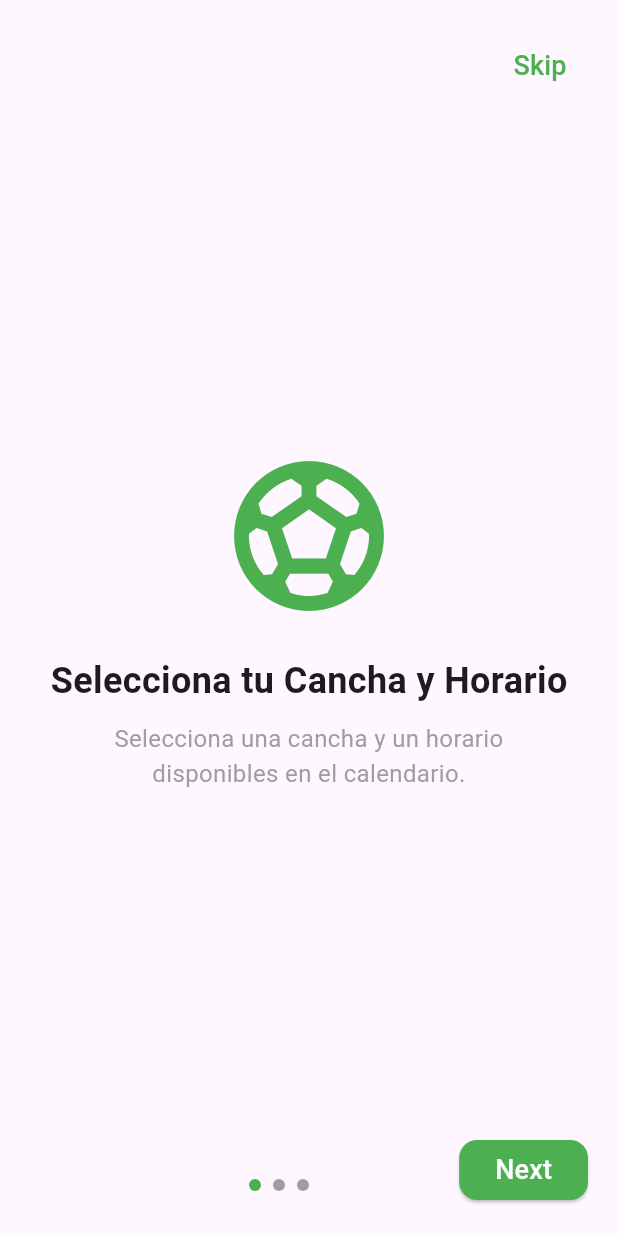
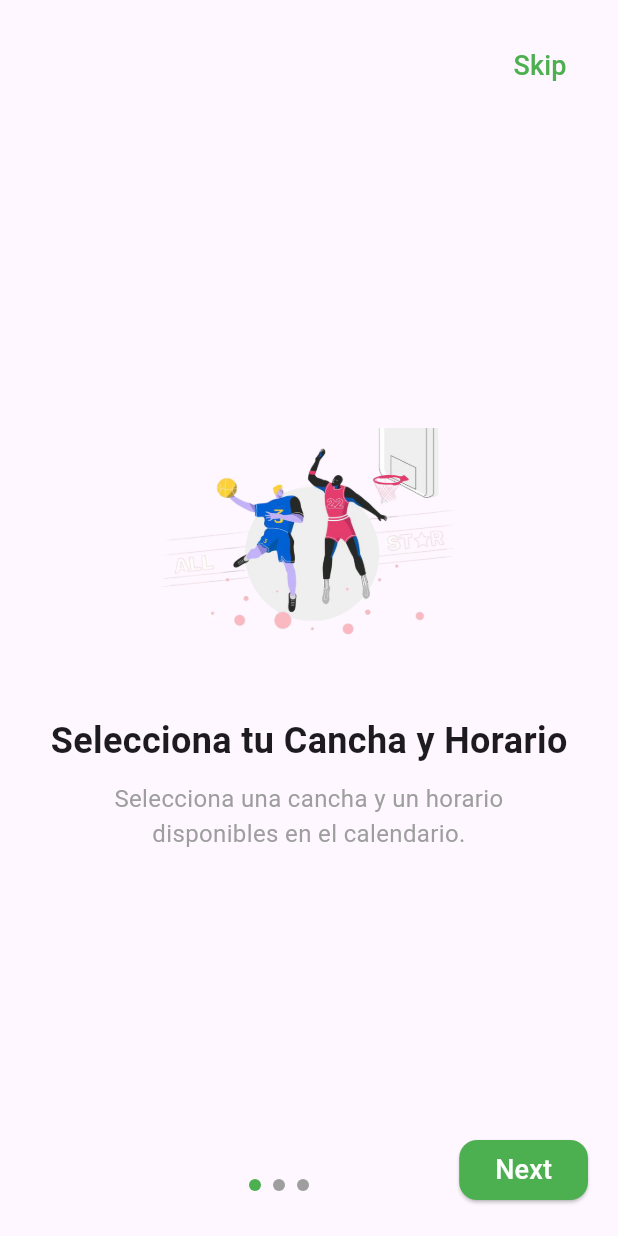
Before and after one commit to IanZelaya12/Proyecto_DevSouls, a Flutter app: the screen it shows after launch, on a phone screen of 412 x 824 dp. Run offline on Flutter 3.47's test engine with Material 3 defaults, Android fonts, the phone set to English and light mode, and no system bars; our stand-ins replace firebase_auth, firebase_core, google_fonts; accounts and stored records are empty.

Commit message:
Se agrego las imagenes de la introduccion del app

```diff
--- a/lib/screens/intro/pantalla_principal/intro_screen.dart
+++ b/lib/screens/intro/pantalla_principal/intro_screen.dart
@@ -11,30 +11,30 @@ class IntroScreen extends StatefulWidget {
 }
 
 class _IntroScreenState extends State<IntroScreen> {
-  // Controlador para manejar la navegación por las páginas
   final PageController _pageController = PageController();
-  int _currentPage = 0; // Índice de la página actual
+  int _currentPage = 0;
 
-  // Lista de títulos y descripciones
   final List<Map<String, String>> _pages = [
     {
       'title': 'Selecciona tu Cancha y Horario',
       'subtitle':
           'Selecciona una cancha y un horario disponibles en el calendario.',
+      'image': 'assets/img/basketball_intro.png', // Ruta de la imagen
     },
     {
       'title': 'Pantalla de Pago',
       'subtitle':
           'Confirma el resumen de tu reserva y completa el pago de forma segura.',
+      'image': 'assets/img/voleibol_intro.png', // Ruta de la imagen
     },
     {
       'title': 'Pantalla de Confirmación',
       'subtitle':
           'Tu reserva está lista! Recibirás los detalles y un código QR para entrar a la cancha.',
+      'image': 'assets/img/futbol_intro.png', // Ruta de la imagen
     },
   ];
 
-  // Cambiar de página
   void _nextPage() {
     if (_currentPage < _pages.length - 1) {
       _pageController.nextPage(
@@ -42,12 +42,10 @@ class _IntroScreenState extends State<IntroScreen> {
         curve: Curves.ease,
       );
     } else {
-      // Cuando llega a la última página, redirige al login
       Navigator.pushReplacementNamed(context, 'init');
     }
   }
 
-  // Cambiar de página al hacer swipe
   void _onPageChanged(int index) {
     setState(() {
       _currentPage = index;
@@ -60,7 +58,6 @@ class _IntroScreenState extends State<IntroScreen> {
       body: SafeArea(
         child: Stack(
           children: [
-            // PageView con las pantallas de introducción
             PageView.builder(
               controller: _pageController,
               onPageChanged: _onPageChanged,
@@ -69,12 +66,9 @@ class _IntroScreenState extends State<IntroScreen> {
                 return _buildPage(index);
               },
             ),
-            // Puntos de navegación abajo
             Positioned(
               bottom: 30,
-              left:
-                  MediaQuery.of(context).size.width / 2 -
-                  40, // Centrado horizontalmente
+              left: MediaQuery.of(context).size.width / 2 - 40,
               child: Row(
                 children: List.generate(
                   _pages.length,
@@ -90,16 +84,12 @@ class _IntroScreenState extends State<IntroScreen> {
                 ),
               ),
             ),
-            // Botón Skip en la esquina superior derecha
             Positioned(
               top: 20,
               right: 20,
               child: TextButton(
                 onPressed: () {
-                  Navigator.pushReplacementNamed(
-                    context,
-                    'init',
-                  ); // Redirigir al login
+                  Navigator.pushReplacementNamed(context, 'init');
                 },
                 child: const Text(
                   'Skip',
@@ -107,14 +97,13 @@ class _IntroScreenState extends State<IntroScreen> {
                 ),
               ),
             ),
-            // Botón Next en la esquina inferior derecha
             Positioned(
               bottom: 20,
               right: 20,
               child: ElevatedButton(
                 onPressed: _nextPage,
                 style: ElevatedButton.styleFrom(
-                  backgroundColor: Colors.green, // Color del botón
+                  backgroundColor: Colors.green,
                   shape: RoundedRectangleBorder(
                     borderRadius: BorderRadius.circular(12),
                   ),
@@ -131,26 +120,21 @@ class _IntroScreenState extends State<IntroScreen> {
     );
   }
 
-  // Método para construir cada página
   Widget _buildPage(int index) {
     return Column(
       mainAxisAlignment: MainAxisAlignment.center,
       children: [
-        // Icono o ilustración de la página
-        Icon(
-          Icons
-              .sports_soccer, // Esto es solo un ejemplo, puedes cambiarlo según la página
-          size: 120,
-          color: Colors.green,
+        Image.asset(
+          _pages[index]['image']!, // Usamos la imagen de la lista
+          width: 200, // Ajusta el tamaño si es necesario
+          height: 200,
         ),
         const SizedBox(height: 20),
-        // Título de la página
         Text(
           _pages[index]['title']!,
           style: const TextStyle(fontSize: 24, fontWeight: FontWeight.bold),
         ),
         const SizedBox(height: 10),
-        // Subtítulo de la página
         Padding(
           padding: const EdgeInsets.symmetric(horizontal: 40.0),
           child: Text(
--- a/lib/screens/intro/pantalla_principal/page_2.dart
+++ b/lib/screens/intro/pantalla_principal/page_2.dart
@@ -11,7 +11,11 @@ class PageTwo extends StatelessWidget {
       child: Column(
         mainAxisAlignment: MainAxisAlignment.center,
         children: [
-          Icon(Icons.payment, size: 100, color: Colors.green),
+          Image.asset(
+            'assets/img/voleibol_intro.png', // Ruta de la imagen
+            width: 500, // Ajusta el tamaño de la imagen
+            height: 500,
+          ),
           const SizedBox(height: 20),
           const Text(
             'Pantalla de Pago',
--- a/lib/screens/intro/pantalla_principal/page_3.dart
+++ b/lib/screens/intro/pantalla_principal/page_3.dart
@@ -11,7 +11,11 @@ class PageThree extends StatelessWidget {
       child: Column(
         mainAxisAlignment: MainAxisAlignment.center,
         children: [
-          Icon(Icons.check_circle, size: 100, color: Colors.blue),
+          Image.asset(
+            'assets/img/futbol_intro.png', // Ruta de la imagen
+            width: 500, // Ajusta el tamaño de la imagen
+            height: 500,
+          ),
           const SizedBox(height: 20),
           const Text(
             'Pantalla de Confirmación',
```
Also changed, not shown: lib/screens/intro/pantalla_principal/page_1.dart (+6 -2 lines), assets/img/basketball_intro.png (added), assets/img/futbol_intro.png (added), assets/img/voleibol_intro.png (added).
